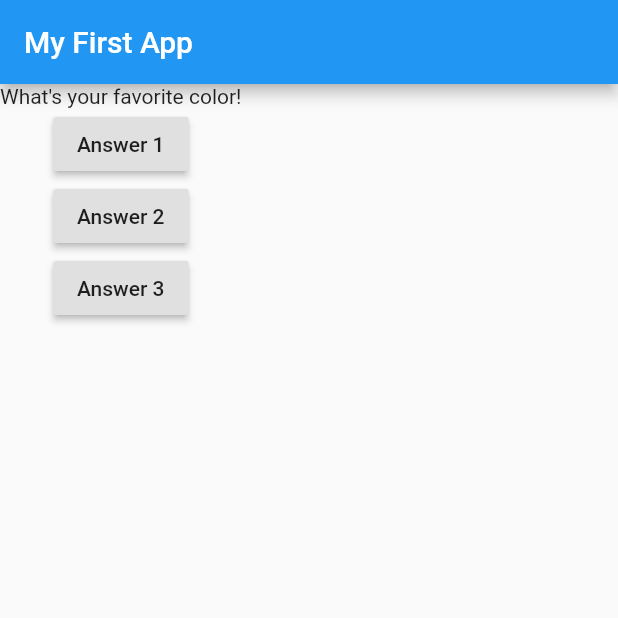
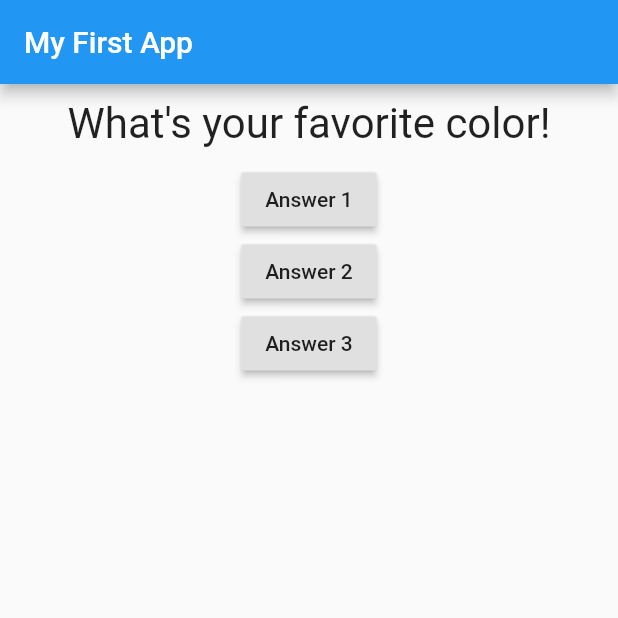
Before and after one commit to TammamKhalaf/flutter_complete_guide_app, a Flutter app: the screen it shows after launch, on a phone screen of 412 x 824 dp, the top half of it. Run offline on Flutter 3.47's test engine with Material 2 defaults, Android fonts, the phone set to English and light mode, and no system bars.

Commit message:
styling and layout

```diff
--- a/lib/questions.dart
+++ b/lib/questions.dart
@@ -8,6 +8,15 @@ class Question extends StatelessWidget {
 
   @override
   Widget build(BuildContext context) {
-    return Text(questionText);
+    return Container(
+      width: double.infinity,
+      margin: EdgeInsets.all(10),
+      child: Text(
+      questionText,
+      style: TextStyle(
+        fontSize: 28,
+      ),
+      textAlign: TextAlign.center,
+    ),);
   }
 }
```
